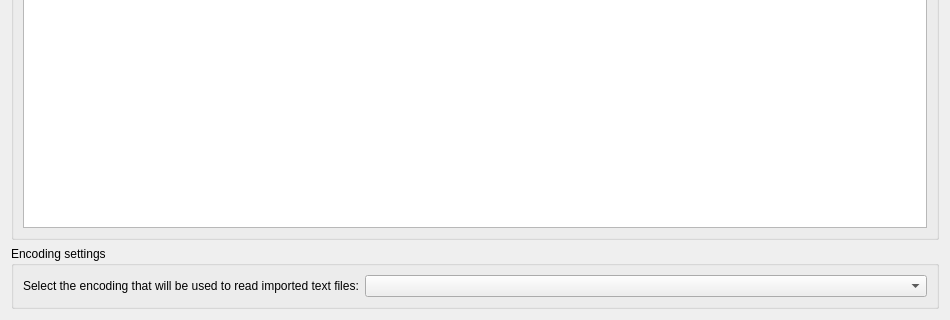
praaline/Praaline, file app/corpus/importcorpusitemswizard/importcorpusitemswizardcorrespondancespage.ui: the form before one commit; both pictures show x 0 to 950 and y 283 to 603 of the 950 by 603 pixel window.
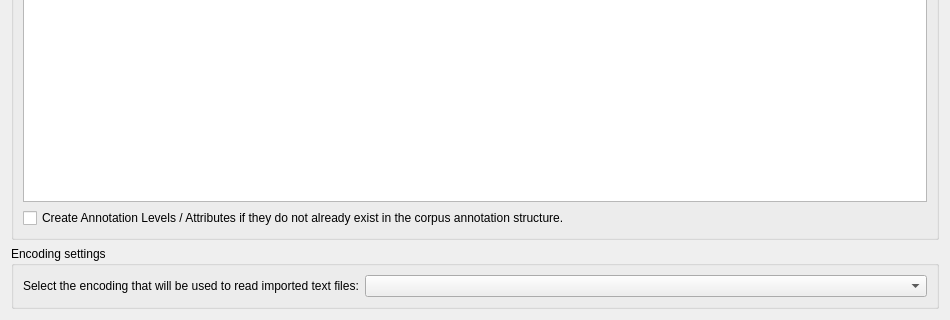
The form after the commit.

Patch:
```diff
--- a/app/corpus/importcorpusitemswizard/importcorpusitemswizardcorrespondancespage.ui
+++ b/app/corpus/importcorpusitemswizard/importcorpusitemswizardcorrespondancespage.ui
@@ -92,6 +92,13 @@
       <item row="0" column="0">
        <widget class="QTableView" name="tableviewTiers"/>
       </item>
+      <item row="1" column="0">
+       <widget class="QCheckBox" name="optionCreateLevelsAttributes">
+        <property name="text">
+         <string>Create Annotation Levels / Attributes if they do not already exist in the corpus annotation structure.</string>
+        </property>
+       </widget>
+      </item>
      </layout>
     </widget>
    </item>
```
